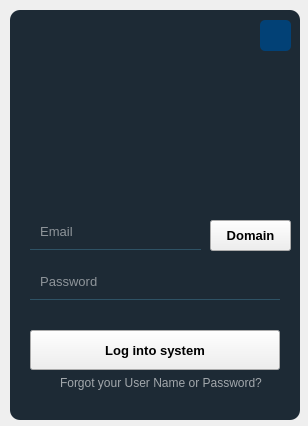
Diecaal/TFG-Medical-ML-App, file Medical-ML-Frontend/login.ui: the form before one commit.
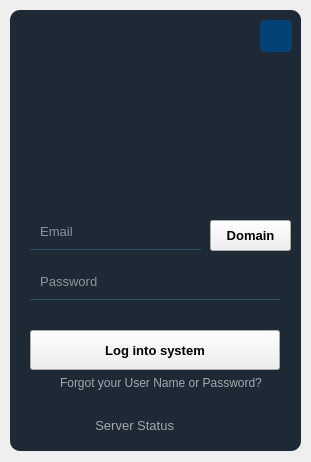
The form after the commit. Icons and pictures are not drawn.

Commit message: Add: server auth

What changed in the file:
```diff
--- a/Medical-ML-Frontend/login.ui
+++ b/Medical-ML-Frontend/login.ui
@@ -6,8 +6,8 @@
    <rect>
     <x>0</x>
     <y>0</y>
-    <width>308</width>
-    <height>426</height>
+    <width>311</width>
+    <height>462</height>
    </rect>
   </property>
   <property name="contextMenuPolicy">
@@ -37,8 +37,8 @@
     <rect>
      <x>10</x>
      <y>10</y>
-     <width>291</width>
-     <height>410</height>
+     <width>311</width>
+     <height>441</height>
     </rect>
    </property>
    <property name="styleSheet">
@@ -49,8 +49,8 @@
      <rect>
       <x>0</x>
       <y>0</y>
-      <width>290</width>
-      <height>410</height>
+      <width>291</width>
+      <height>441</height>
      </rect>
     </property>
     <property name="styleSheet">
@@ -215,8 +215,8 @@
      <rect>
       <x>250</x>
       <y>10</y>
-      <width>31</width>
-      <height>31</height>
+      <width>32</width>
+      <height>32</height>
      </rect>
     </property>
     <property name="text">
@@ -225,6 +225,62 @@
     <property name="icon">
      <iconset theme="application-exit"/>
     </property>
+    <property name="iconSize">
+     <size>
+      <width>32</width>
+      <height>32</height>
+     </size>
+    </property>
+   </widget>
+   <widget class="QWidget" name="layoutWidget">
+    <property name="geometry">
+     <rect>
+      <x>60</x>
+      <y>400</y>
+      <width>151</width>
+      <height>31</height>
+     </rect>
+    </property>
+    <layout class="QGridLayout" name="gridLayout" columnstretch="3,1" columnminimumwidth="3,1">
+     <item row="0" column="0">
+      <widget class="QLabel" name="labelStatus">
+       <property name="font">
+        <font>
+         <pointsize>10</pointsize>
+        </font>
+       </property>
+       <property name="styleSheet">
+        <string notr="true">color:rgba(255, 255, 255, 150);
+margin-right: 8 px;</string>
+       </property>
+       <property name="text">
+        <string>Server Status</string>
+       </property>
+       <property name="alignment">
+        <set>Qt::AlignRight|Qt::AlignTrailing|Qt::AlignVCenter</set>
+       </property>
+      </widget>
+     </item>
+     <item row="0" column="1">
+      <widget class="QLabel" name="labelStatusImg">
+       <property name="maximumSize">
+        <size>
+         <width>30</width>
+         <height>30</height>
+        </size>
+       </property>
+       <property name="styleSheet">
+        <string notr="true"/>
+       </property>
+       <property name="text">
+        <string/>
+       </property>
+       <property name="alignment">
+        <set>Qt::AlignCenter</set>
+       </property>
+      </widget>
+     </item>
+    </layout>
    </widget>
   </widget>
  </widget>
```
Left out of the diff: 6 changed lines with no effect on the pictures. The commit also changes 244 other files.
